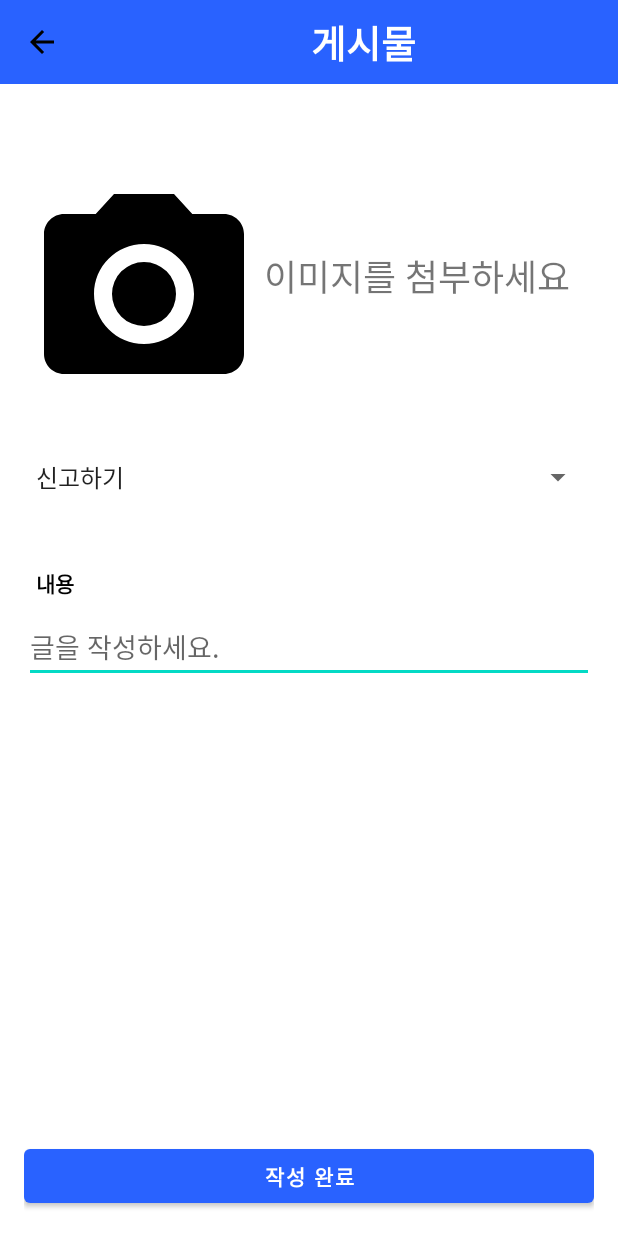
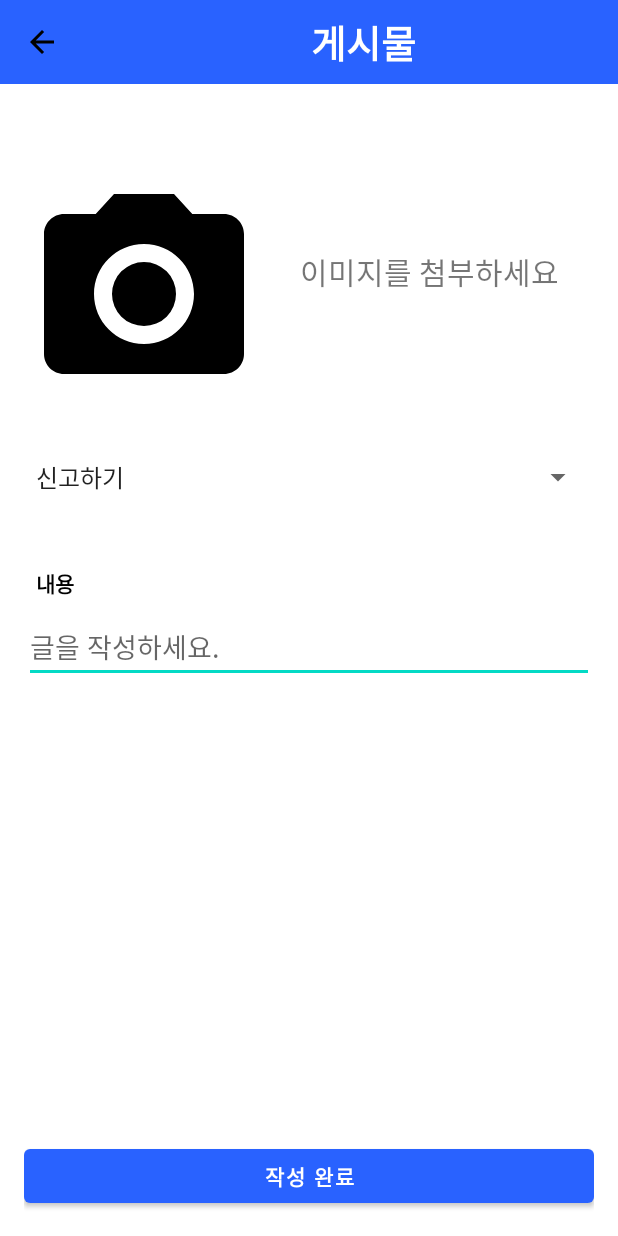
Before and after one commit to hantahyeok/SUBWAY, an Android app: the EditActivity screen opened directly, with no data from a screen before it, on a phone screen of 412 x 824 dp. Run offline under Robolectric (Android 15) with nearby library versions, the phone set to English and light mode, and no system bars; pictures from the network do not load.

Commit message:
지하철 시간표 신고하기 10% 완료

```diff
--- a/app/src/main/java/com/hde/subway/EditActivity.kt
+++ b/app/src/main/java/com/hde/subway/EditActivity.kt
@@ -1,12 +1,22 @@
 package com.hde.subway
 
+import android.app.Instrumentation
+import android.content.Intent
 import androidx.appcompat.app.AppCompatActivity
 import android.os.Bundle
+import androidx.activity.result.ActivityResult
+import androidx.activity.result.contract.ActivityResultContract
+import androidx.activity.result.contract.ActivityResultContracts
+import com.bumptech.glide.Glide
 import com.hde.subway.databinding.ActivityEditBinding
 
 class EditActivity : AppCompatActivity() {
 
     val binding: ActivityEditBinding by lazy { ActivityEditBinding.inflate(layoutInflater) }
+
+    var iv : String? = ""
+    var text : String? = ""
+    //var spinner
 
     override fun onCreate(savedInstanceState: Bundle?) {
         super.onCreate(savedInstanceState)
@@ -14,5 +24,27 @@ class EditActivity : AppCompatActivity() {
 
         binding.tb.setNavigationOnClickListener { finish() }
 
+        binding.btn.setOnClickListener { clickComplete() }
+
+        binding.iv.setOnClickListener {
+            val intent = Intent(Intent.ACTION_PICK)
+            intent.type = "image/*"
+            resultLauncher.launch(intent)
+        }
     }
+
+    var resultLauncher =
+        registerForActivityResult<Intent, ActivityResult>(ActivityResultContracts.StartActivityForResult()){result ->
+            if( result.resultCode != RESULT_CANCELED){
+                val intent = result.data
+                val uri = intent!!.data
+                iv = uri.toString()
+                Glide.with(this@EditActivity).load(uri).into(binding.iv)//.error()
+            }
+        }
+
+    fun clickComplete(){
+
+    }
+
 }
--- a/app/src/main/java/com/hde/subway/MyPagerAdapter.kt
+++ b/app/src/main/java/com/hde/subway/MyPagerAdapter.kt
@@ -7,8 +7,6 @@ import androidx.viewpager2.adapter.FragmentStateAdapter
 class MyPagerAdapter(fragmentActivity:FragmentActivity, list:MutableList<String>) : FragmentStateAdapter(fragmentActivity){
 
     var fragments = ArrayList<Fragment>()
-
-    // TODO: 여기 어댑터 다시 코드 읽기
 
     init {
         list.forEach {
--- a/app/src/main/java/com/hde/subway/StationLineNum.kt
+++ b/app/src/main/java/com/hde/subway/StationLineNum.kt
@@ -3,3 +3,4 @@ package com.hde.subway
 data class StationLineNum(var SearchSTNBySubwayLineInfo : First)
 data class First(var row : List<Row>)
 data class Row(var LINE_NUM : String , var STATION_NM: String)
+// LINE NUM = 호선 , STATION NM = 역
--- a/app/src/main/res/layout/activity_edit.xml
+++ b/app/src/main/res/layout/activity_edit.xml
@@ -44,7 +44,8 @@
             android:layout_marginTop="150dp"
             android:layout_toRightOf="@id/iv"
             android:text="이미지를 첨부하세요"
-            android:textSize="24dp" />
+            android:textSize="20dp"
+            android:layout_marginLeft="24dp"/>
 
 
         <Spinner
@@ -75,6 +76,7 @@
             android:hint="글을 작성하세요." />
 
         <Button
+            android:id="@+id/btn"
             android:layout_width="match_parent"
             android:layout_height="wrap_content"
             android:layout_alignParentBottom="true"
```
